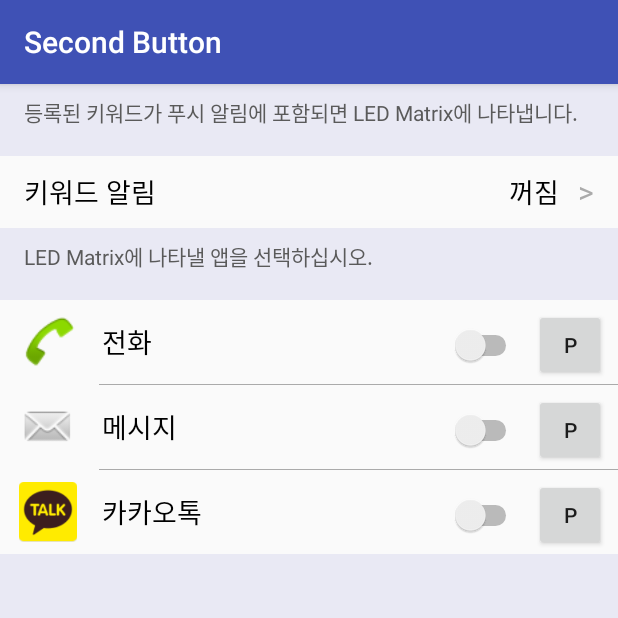
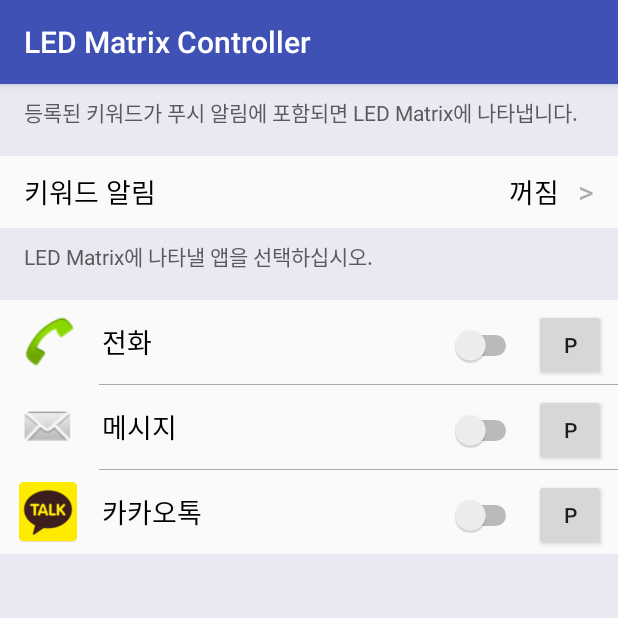
Before and after one commit to leerubi/HCI-08-Project, an Android app: the screen it shows after launch (ApplicationListActivity), on a phone screen of 412 x 824 dp, the top half of it. Run offline under Robolectric (Android 15) with nearby library versions, the phone set to English and light mode, and no system bars; Roboto replaces fonts that are not available here.

Commit message:
implementing switching activities using intent (KeywordAlarmActivity의 state 저장 못하는 상태) change app_name to LED Matrix Controlloer

```diff
--- a/LED_Matrix_Controller/app/src/main/java/com/team8/hci/secondbutton/ApplicationListActivity.kt
+++ b/LED_Matrix_Controller/app/src/main/java/com/team8/hci/secondbutton/ApplicationListActivity.kt
@@ -1,12 +1,37 @@
 package com.team8.hci.secondbutton
 
+import android.content.Intent
 import android.support.v7.app.AppCompatActivity
 import android.os.Bundle
+import android.widget.TextView
 
 class ApplicationListActivity : AppCompatActivity() {
 
     override fun onCreate(savedInstanceState: Bundle?) {
         super.onCreate(savedInstanceState)
         setContentView(R.layout.activity_application_list)
+
+
+        // 키워드 알림 텍스트를 누르면 KeywordAlarmActivity로 전환.
+        val keywordName1 = findViewById(R.id.keywordName1) as TextView
+
+        keywordName1.setOnClickListener {
+            val i = Intent(this@ApplicationListActivity, KeywordAlarmActivity::class.java)
+            startActivity(i)
+//            finish()
+        }
+
+        val keywordOnOffText1 = findViewById(R.id.keywordOnOffText1) as TextView
+
+        keywordOnOffText1.setOnClickListener {
+
+        }
+
+        val keywordOnOffText2 = findViewById(R.id.keywordOnOffText2) as TextView
+
+        keywordOnOffText2.setOnClickListener {
+
+        }
+
     }
 }
--- a/LED_Matrix_Controller/app/src/main/res/values/strings.xml
+++ b/LED_Matrix_Controller/app/src/main/res/values/strings.xml
@@ -1,3 +1,3 @@
 <resources>
-    <string name="app_name">Second Button</string>
+    <string name="app_name">LED Matrix Controller</string>
 </resources>
```
